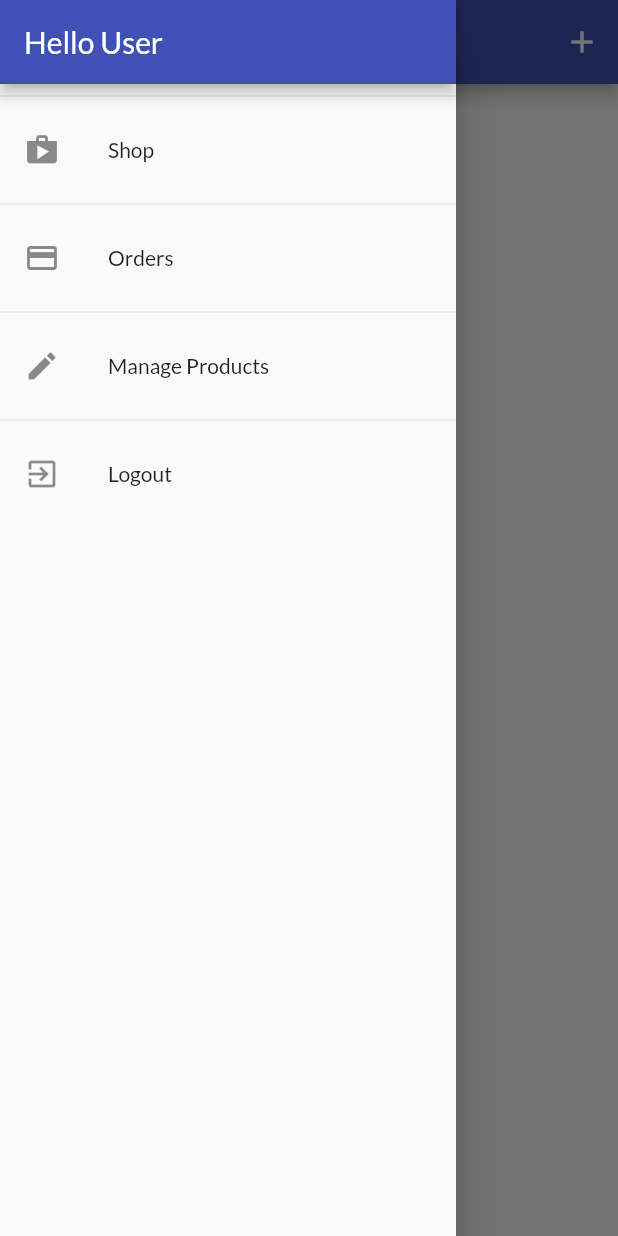
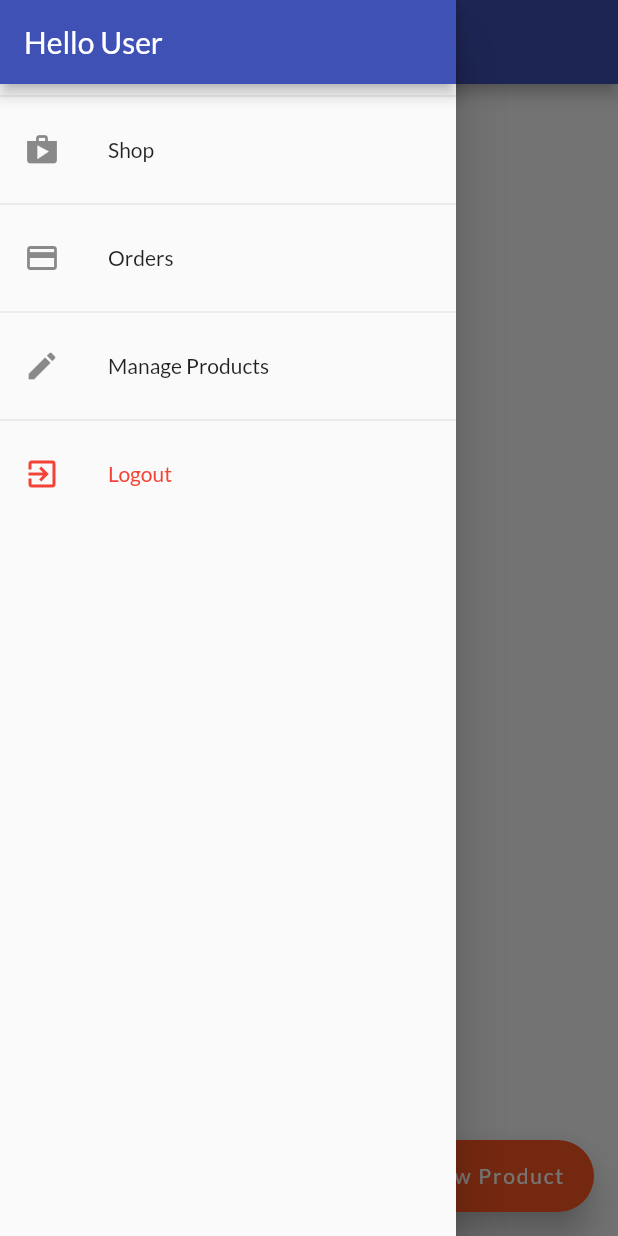
Before and after one commit to Jayakrishnan-manoj/Shoppie, a Flutter app: the UserProductsScreen screen opened by its route, with the side drawer open, on a phone screen of 412 x 824 dp. Run offline on Flutter 3.47's test engine with Material 2 defaults, Android fonts, the phone set to English and light mode, and no system bars; our stand-ins replace shared_preferences; accounts and stored records are empty; network calls fail.

Commit message:
feature: added floating action button and minor styling changes

```diff
--- a/lib/screens/auth_screen.dart
+++ b/lib/screens/auth_screen.dart
@@ -61,7 +61,7 @@ class AuthScreen extends StatelessWidget {
                         ],
                       ),
                       child: const Text(
-                        'MyShop',
+                        'Shoppie',
                         style: TextStyle(
                           color: Colors.white,
                           fontSize: 50,
--- a/lib/screens/user_products_screen.dart
+++ b/lib/screens/user_products_screen.dart
@@ -21,14 +21,24 @@ class UserProductsScreen extends StatelessWidget {
     return Scaffold(
       appBar: AppBar(
         title: const Text('Your Products'),
-        actions: [
-          IconButton(
-            onPressed: () {
-              Navigator.of(context).pushNamed(EditProductsScreen.routeName);
-            },
-            icon: const Icon(Icons.add),
-          )
-        ],
+        // actions: [
+        //   IconButton(
+        //     onPressed: () {
+        //       Navigator.of(context).pushNamed(EditProductsScreen.routeName);
+        //     },
+        //     icon: const Icon(Icons.add),
+        //   )
+        // ],
+      ),
+      floatingActionButton: FloatingActionButton.extended(
+        onPressed: () {
+          Navigator.of(context).pushNamed(EditProductsScreen.routeName);
+        },
+        elevation: 10,
+        label: const Text("New Product"),
+        icon: const Icon(
+          Icons.add,
+        ),
       ),
       drawer: AppDrawer(),
       body: FutureBuilder(
--- a/lib/widgets/app_drawer.dart
+++ b/lib/widgets/app_drawer.dart
@@ -52,8 +52,11 @@ class AppDrawer extends StatelessWidget {
           ),
           const Divider(),
           ListTile(
-            leading: const Icon(Icons.exit_to_app),
-            title: const Text('Logout'),
+            leading: const Icon(Icons.exit_to_app, color: Colors.red),
+            title: const Text(
+              'Logout',
+              style: TextStyle(color: Colors.red),
+            ),
             onTap: () {
               Navigator.of(context).pop();
               Navigator.of(context).pushReplacementNamed('/');
```
